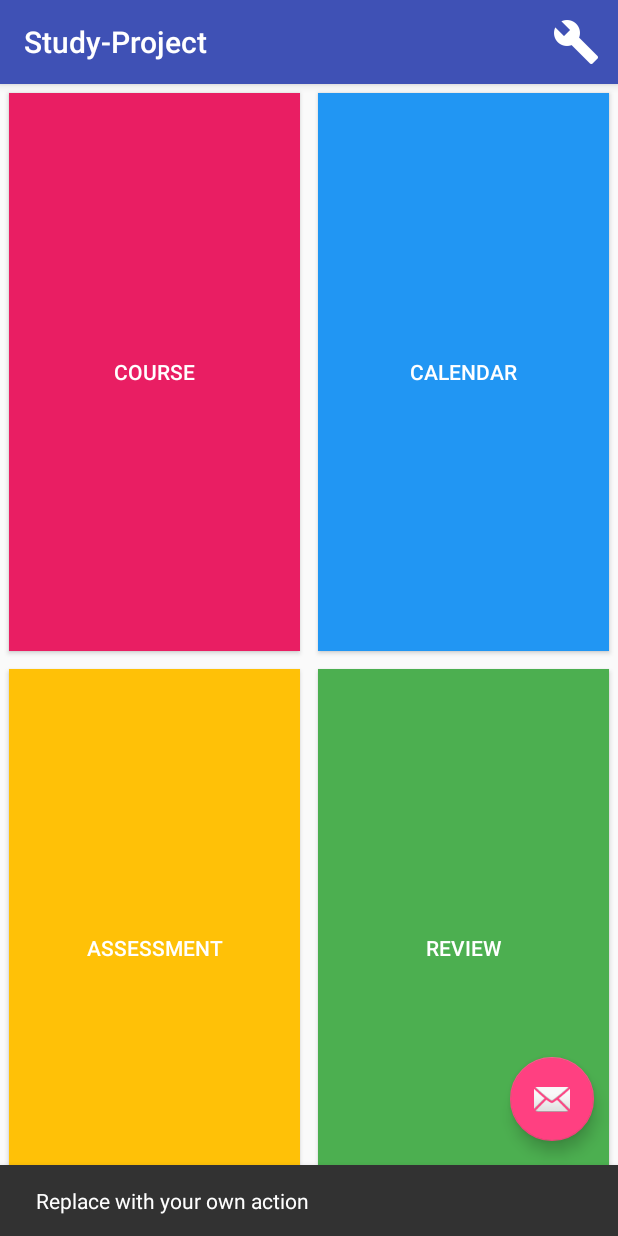
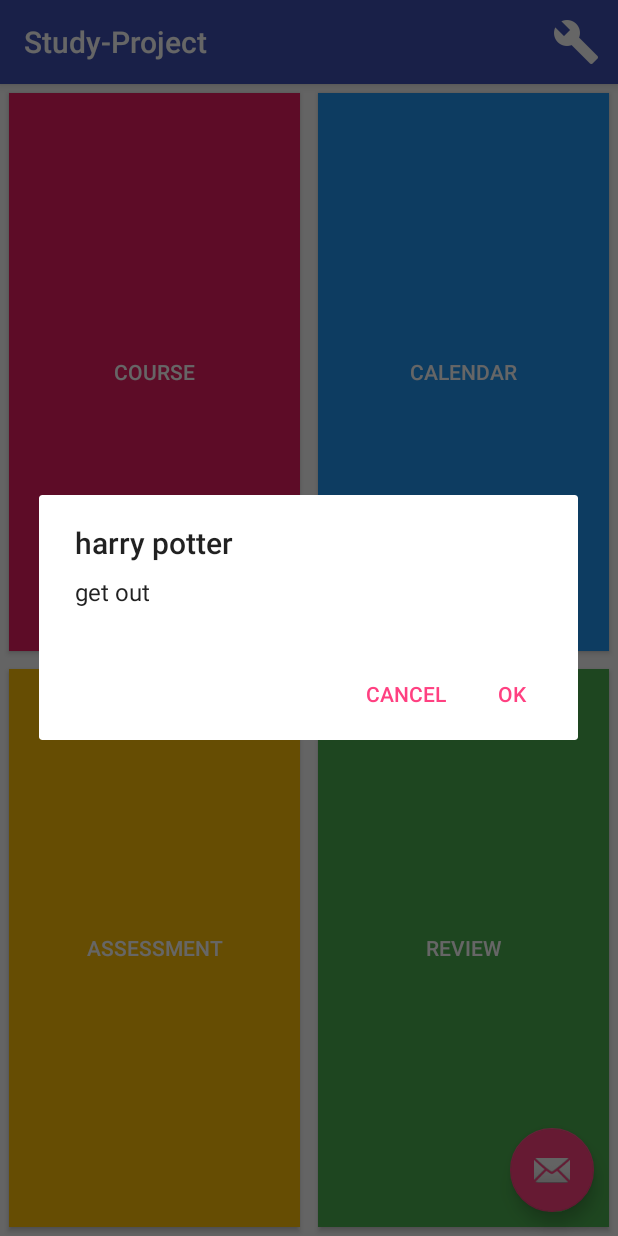
Before and after one commit to Takaikioi/Study-Project, an Android app: the screen it shows after launch (HomeActivity), after a tap on an icon or button, on a phone screen of 412 x 824 dp. Run offline under Robolectric (Android 15) with nearby library versions, the phone set to English and light mode, and no system bars.

Commit message:
Changes: HomeActivity: Added a dialog box to push up on the floating action button. Just an experiment. app crashes

```diff
--- a/app/src/main/java/com/example/takai/study_project/HomeActivity.java
+++ b/app/src/main/java/com/example/takai/study_project/HomeActivity.java
@@ -1,5 +1,6 @@
 package com.example.takai.study_project;
 
+import android.app.DialogFragment;
 import android.content.Intent;
 import android.os.Bundle;
 import android.support.design.widget.FloatingActionButton;
@@ -13,20 +14,26 @@ import android.view.MenuItem;
 public class HomeActivity extends AppCompatActivity {
 
     private Toolbar toolbar;
+    private static final int YES_NO_CALL = 23;
 
     @Override
     protected void onCreate(Bundle savedInstanceState) {
         super.onCreate(savedInstanceState);
         setContentView(R.layout.activity_home);
-        Toolbar toolbar = (Toolbar) findViewById(R.id.tool_bar);
+        final Toolbar toolbar = (Toolbar) findViewById(R.id.tool_bar);
         setSupportActionBar(toolbar);
 
         FloatingActionButton fab = (FloatingActionButton) findViewById(R.id.fab);
         fab.setOnClickListener(new View.OnClickListener() {
             @Override
             public void onClick(View view) {
-                Snackbar.make(view, "Replace with your own action", Snackbar.LENGTH_LONG)
-                        .setAction("Action", null).show();
+                DialogFragment dialog = new YesNoDialog();
+                Bundle args = new Bundle();
+                args.putString("title", "harry potter");
+                args.putString("message", "get out");
+                dialog.setArguments(args);
+                //dialog.setTargetFragment(this, YES_NO_CALL);
+                dialog.show(getFragmentManager(), "tag");
             }
         });
     }
--- /dev/null
+++ b/app/src/main/java/com/example/takai/study_project/YesNoDialog.java
@@ -0,0 +1,48 @@
+package com.example.takai.study_project;
+
+import android.app.Activity;
+import android.app.AlertDialog;
+import android.app.Dialog;
+import android.app.DialogFragment;
+import android.content.DialogInterface;
+import android.os.Bundle;
+
+/**
+ * Created by hephalump on 5/01/2016.
+ */
+public class YesNoDialog extends DialogFragment
+{
+    public YesNoDialog()
+    {
+
+    }
+
+    @Override
+    public Dialog onCreateDialog(Bundle savedInstanceState)
+    {
+        Bundle args = getArguments();
+        String title = args.getString("title", "");
+        String message = args.getString("message", "");
+
+        return new AlertDialog.Builder(getActivity())
+                .setTitle(title)
+                .setMessage(message)
+                .setPositiveButton(android.R.string.yes, new DialogInterface.OnClickListener()
+                {
+                    @Override
+                    public void onClick(DialogInterface dialog, int which)
+                    {
+                        getTargetFragment().onActivityResult(getTargetRequestCode(), Activity.RESULT_OK, null);
+                    }
+                })
+                .setNegativeButton(android.R.string.no, new DialogInterface.OnClickListener()
+                {
+                    @Override
+                    public void onClick(DialogInterface dialog, int which)
+                    {
+                        getTargetFragment().onActivityResult(getTargetRequestCode(), Activity.RESULT_CANCELED, null);
+                    }
+                })
+                .create();
+    }
+}
```
